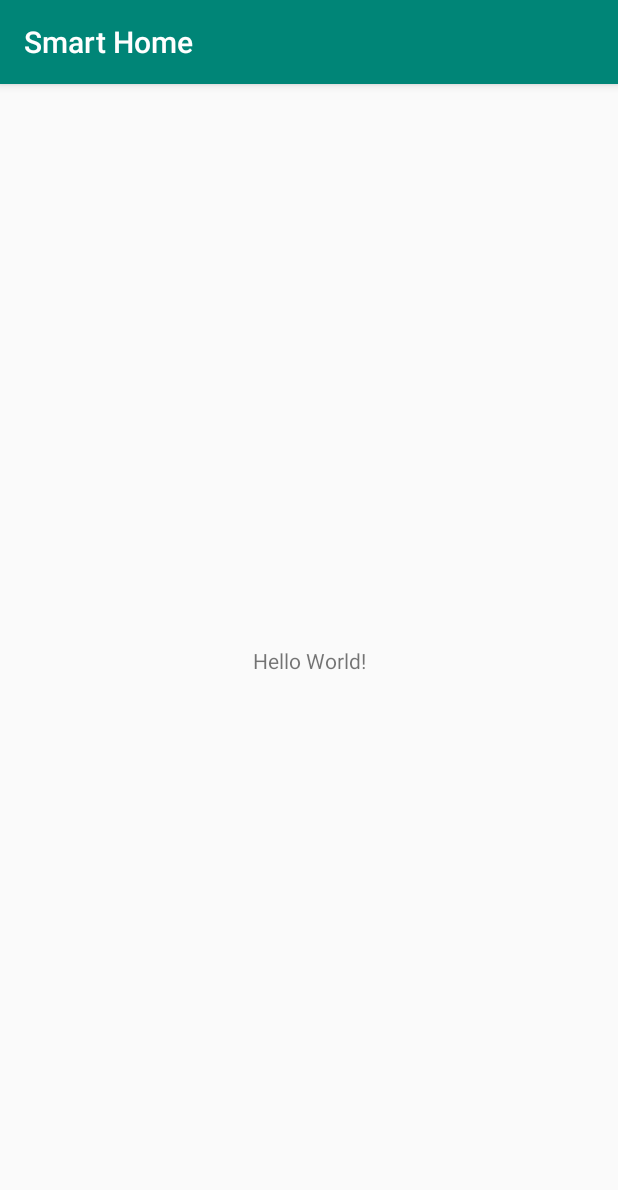
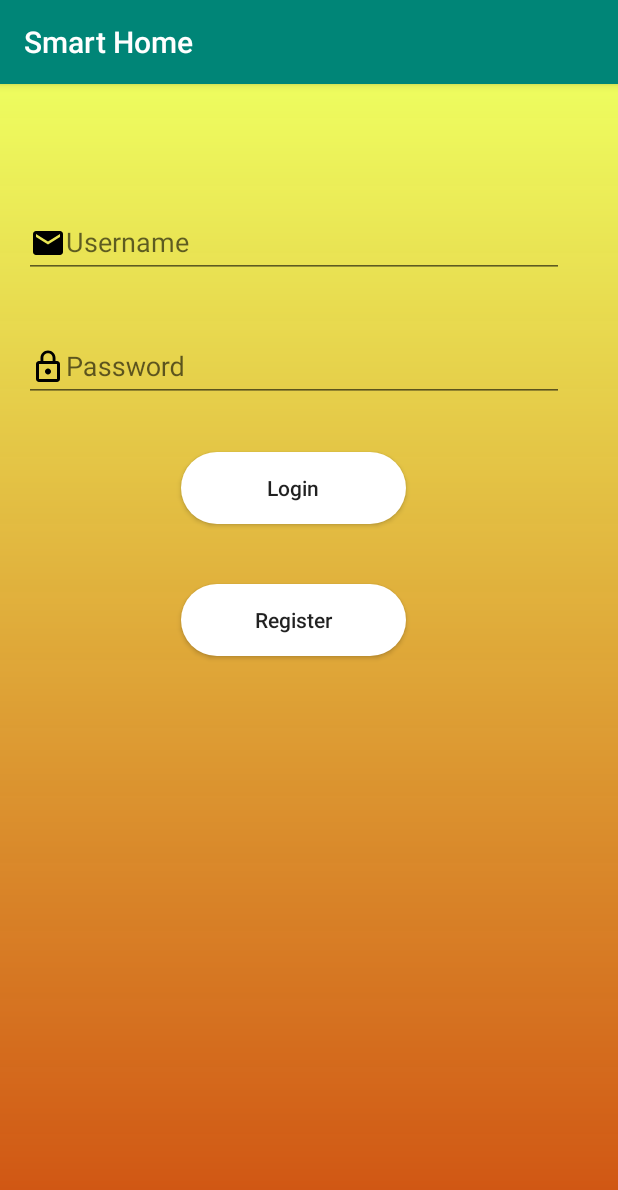
Before and after one commit to jazart/SmartHome, an Android app: the screen it shows after launch (MainActivity), on a phone screen of 412 x 824 dp. Shown: the top 1190 px of the screen. Run offline under Robolectric (Android 15) with nearby library versions, the phone set to English and light mode, and no system bars.

Commit message:
mekaila push login screen

```diff
--- a/app/src/main/java/com/jazart/smarthome/MainActivity.kt
+++ b/app/src/main/java/com/jazart/smarthome/MainActivity.kt
@@ -1,13 +1,22 @@
 package com.jazart.smarthome
 
+import android.os.Bundle
+import android.widget.Toast
 import androidx.appcompat.app.AppCompatActivity
-import android.os.Bundle
+import kotlinx.android.synthetic.main.activity_main.*
 
 class MainActivity : AppCompatActivity() {
 
     override fun onCreate(savedInstanceState: Bundle?) {
         super.onCreate(savedInstanceState)
         setContentView(R.layout.activity_main)
+
+        login_btn.setOnClickListener {
+            var status = if (username_et.text.toString().equals("SmartHome")
+                && password_et.text.toString().equals("home")
+            ) "Logged In Successfully" else "Login failed"
+
+            Toast.makeText(this, status, Toast.LENGTH_SHORT).show()
+        }
     }
-
 }
--- /dev/null
+++ b/app/src/main/res/drawable-anydpi/ic_lock.xml
@@ -0,0 +1,10 @@
+<vector xmlns:android="http://schemas.android.com/apk/res/android"
+    android:width="24dp"
+    android:height="24dp"
+    android:viewportWidth="24"
+    android:viewportHeight="24"
+    android:tint="#000000">
+    <path
+        android:fillColor="#FF000000"
+        android:pathData="M12,17c1.1,0 2,-0.9 2,-2s-0.9,-2 -2,-2 -2,0.9 -2,2 0.9,2 2,2zM18,8h-1L17,6c0,-2.76 -2.24,-5 -5,-5S7,3.24 7,6v2L6,8c-1.1,0 -2,0.9 -2,2v10c0,1.1 0.9,2 2,2h12c1.1,0 2,-0.9 2,-2L20,10c0,-1.1 -0.9,-2 -2,-2zM8.9,6c0,-1.71 1.39,-3.1 3.1,-3.1s3.1,1.39 3.1,3.1v2L8.9,8L8.9,6zM18,20L6,20L6,10h12v10z"/>
+</vector>
--- /dev/null
+++ b/app/src/main/res/drawable-anydpi/ic_usn.xml
@@ -0,0 +1,10 @@
+<vector xmlns:android="http://schemas.android.com/apk/res/android"
+    android:width="24dp"
+    android:height="24dp"
+    android:viewportWidth="24"
+    android:viewportHeight="24"
+    android:tint="#000000">
+    <path
+        android:fillColor="#FF000000"
+        android:pathData="M20,4L4,4c-1.1,0 -1.99,0.9 -1.99,2L2,18c0,1.1 0.9,2 2,2h16c1.1,0 2,-0.9 2,-2L22,6c0,-1.1 -0.9,-2 -2,-2zM20,8l-8,5 -8,-5L4,6l8,5 8,-5v2z"/>
+</vector>
--- /dev/null
+++ b/app/src/main/res/drawable/background.xml
@@ -0,0 +1,9 @@
+<?xml version="1.0" encoding="utf-8"?>
+<shape android:shape="rectangle"
+        xmlns:android="http://schemas.android.com/apk/res/android">
+    <gradient android:angle="90"
+              android:type="linear"
+              android:startColor="#EC40"
+              android:endColor="#EEFD5F"></gradient>
+
+</shape>
--- /dev/null
+++ b/app/src/main/res/drawable/roundbutton.xml
@@ -0,0 +1,5 @@
+<?xml version="1.0" encoding="utf-8"?>
+<shape xmlns:android="http://schemas.android.com/apk/res/android" android:shape="rectangle">
+    <solid android:color="@color/loginbtn"/>
+    <corners android:radius="150dp"/>
+</shape>
--- a/app/src/main/res/layout/activity_main.xml
+++ b/app/src/main/res/layout/activity_main.xml
@@ -1,19 +1,82 @@
 <?xml version="1.0" encoding="utf-8"?>
-<androidx.constraintlayout.widget.ConstraintLayout
+<androidx.coordinatorlayout.widget.CoordinatorLayout
         xmlns:android="http://schemas.android.com/apk/res/android"
         xmlns:tools="http://schemas.android.com/tools"
         xmlns:app="http://schemas.android.com/apk/res-auto"
         android:layout_width="match_parent"
         android:layout_height="match_parent"
+        android:background="@drawable/background"
         tools:context=".MainActivity">
 
-    <TextView
+    <com.google.android.material.appbar.AppBarLayout
+            android:layout_height="match_parent"
             android:layout_width="wrap_content"
-            android:layout_height="wrap_content"
-            android:text="Hello World!"
-            app:layout_constraintBottom_toBottomOf="parent"
-            app:layout_constraintLeft_toLeftOf="parent"
-            app:layout_constraintRight_toRightOf="parent"
-            app:layout_constraintTop_toTopOf="parent"/>
+            android:theme="@style/ThemeOverlay.AppCompat.Dark.ActionBar">
 
-</androidx.constraintlayout.widget.ConstraintLayout>
+
+    </com.google.android.material.appbar.AppBarLayout>
+
+
+    <LinearLayout
+
+            android:layout_width="match_parent"
+            android:orientation="vertical"
+
+            android:paddingRight="20dp"
+            android:paddingTop="60dp"
+            android:layout_height="match_parent">
+
+        <com.google.android.material.textfield.TextInputLayout
+                style="@style/Widget.MaterialComponents.TextInputEditText.OutlinedBox.Dense"
+                android:id="@+id/input_layout_email"
+                android:layout_width="match_parent"
+                android:layout_height="wrap_content"
+                app:boxStrokeColor="@color/colorPrimary">
+
+
+            <com.google.android.material.textfield.TextInputEditText
+                    android:id="@+id/username_et"
+                    android:layout_width="match_parent"
+                    android:layout_centerInParent="true"
+                    android:drawableLeft="@drawable/ic_usn"
+                    android:layout_height="wrap_content"
+                    android:hint="Username"/>
+
+        </com.google.android.material.textfield.TextInputLayout>
+
+        <com.google.android.material.textfield.TextInputLayout
+                style="@style/Widget.MaterialComponents.TextInputEditText.OutlinedBox.Dense"
+                android:id="@+id/input_layout_password"
+                android:layout_width="match_parent"
+                android:layout_height="wrap_content">
+
+            <com.google.android.material.textfield.TextInputEditText
+                    android:id="@+id/password_et"
+                    android:layout_width="match_parent"
+                    android:layout_height="wrap_content"
+                    android:drawableStart="@drawable/ic_lock"
+                    android:inputType="textPassword"
+                    android:hint="Password"/>
+        </com.google.android.material.textfield.TextInputLayout>
+
+        <Button
+                android:id="@+id/login_btn"
+                android:layout_width="150dp"
+                android:layout_height="wrap_content"
+                android:text="Login"
+                android:layout_margin="20dp"
+                android:layout_gravity="center"
+                android:background="@drawable/roundbutton"
+                android:textAllCaps="false"/>
+
+        <Button
+                android:id="@+id/register_btn"
+                android:layout_width="150dp"
+                android:layout_gravity="center"
+                android:layout_height="wrap_content"
+                android:layout_margin="20dp"
+                android:text="Register"
+                android:background="@drawable/roundbutton"
+                android:textAllCaps="false"/>
+    </LinearLayout>
+</androidx.coordinatorlayout.widget.CoordinatorLayout>
--- a/app/src/main/res/values/colors.xml
+++ b/app/src/main/res/values/colors.xml
@@ -2,5 +2,6 @@
 <resources>
     <color name="colorPrimary">#008577</color>
     <color name="colorPrimaryDark">#00574B</color>
-    <color name="colorAccent">#D81B60</color>
+    <color name="colorAccent">#ffffff</color>
+    <color name="loginbtn">#ffffff</color>
 </resources>
--- a/app/src/main/res/values/strings.xml
+++ b/app/src/main/res/values/strings.xml
@@ -1,3 +1,5 @@
 <resources>
     <string name="app_name">Smart Home</string>
+
+
 </resources>
```
Also changed, not shown: app/src/main/res/drawable-hdpi/ic_lock.png (added), app/src/main/res/drawable-hdpi/ic_usn.png (added), app/src/main/res/drawable-mdpi/ic_lock.png (added), app/src/main/res/drawable-mdpi/ic_usn.png (added), app/src/main/res/drawable-xhdpi/ic_lock.png (added), app/src/main/res/drawable-xhdpi/ic_usn.png (added), app/src/main/res/drawable-xxhdpi/ic_lock.png (added), app/src/main/res/drawable-xxhdpi/ic_usn.png (added).
